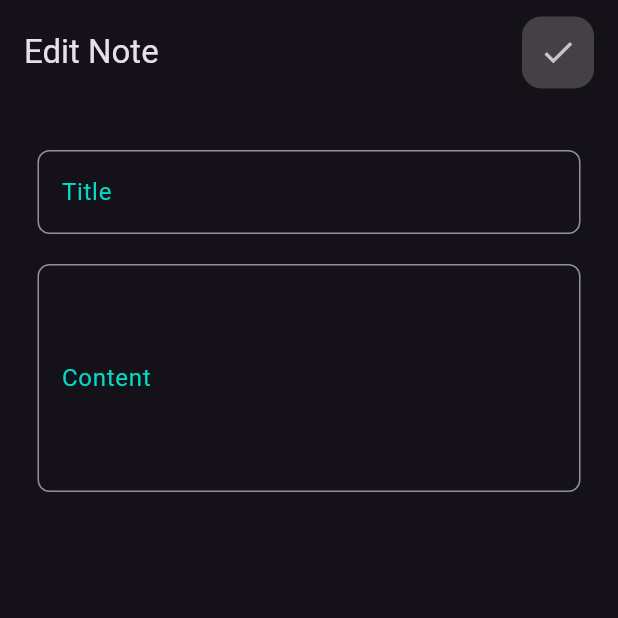
After one commit to joyanis-dev/note_app_flutter_bloc, a Flutter app: the screen it shows after launch, after a tap on "Note Title", on a phone screen of 412 x 824 dp, the top half of it. The commit adds this screen. Run offline on Flutter 3.47's test engine with Material 3 defaults, Android fonts, the light colour scheme and no system bars.

Commit message:
Refactor NotesView to use CustomAppBar; implement CustomIconButton with dynamic icon; add EditingNotesView and EditingBody for note editing functionality

```diff
--- /dev/null
+++ b/lib/views/editing_notes_view.dart
@@ -0,0 +1,19 @@
+import 'package:flutter/material.dart';
+import 'package:notes_app/widgets/custom_appbar.dart';
+import 'package:notes_app/widgets/custom_icon.dart';
+import 'package:notes_app/widgets/editing_body.dart';
+
+class EditingNotesView extends StatelessWidget {
+  const EditingNotesView({super.key});
+
+  @override
+  Widget build(BuildContext context) {
+    return Scaffold(
+      appBar: CustomAppBar(
+        title: 'Edit Note',
+        actions: [CustomIconButton(icon: Icons.check)],
+      ),
+      body: EditingBody(),
+    );
+  }
+}
--- a/lib/views/notes_view.dart
+++ b/lib/views/notes_view.dart
@@ -1,4 +1,5 @@
 import 'package:flutter/material.dart';
+import 'package:notes_app/widgets/custom_appbar.dart';
 import 'package:notes_app/widgets/custom_icon.dart';
 import 'package:notes_app/widgets/floating_action_button.dart';
 import 'package:notes_app/widgets/notes_body.dart';
@@ -10,10 +11,9 @@ class NotesView extends StatelessWidget {
   Widget build(BuildContext context) {
     return Scaffold(
       floatingActionButton: AddNoteFAB(),
-      appBar: AppBar(
-        title: const Text('Notes'),
-        toolbarHeight: 70,
-        actions: [CustomIconButton()],
+      appBar: CustomAppBar(
+        title: 'Notes',
+        actions: [CustomIconButton(icon: Icons.search)],
       ),
       body: NotesBody(),
     );
--- /dev/null
+++ b/lib/widgets/custom_appbar.dart
@@ -0,0 +1,25 @@
+import 'package:flutter/material.dart';
+
+class CustomAppBar extends StatelessWidget implements PreferredSizeWidget {
+  final String title;
+  final List<Widget>? actions;
+
+  const CustomAppBar({
+    super.key,
+    required this.title,
+    this.actions,
+  });
+
+  @override
+  Widget build(BuildContext context) {
+    return AppBar(
+      automaticallyImplyLeading: false,
+      title: Text(title),
+      toolbarHeight: 70,
+      actions: actions,
+    );
+  }
+
+  @override
+  Size get preferredSize => const Size.fromHeight(70);
+}
--- a/lib/widgets/custom_icon.dart
+++ b/lib/widgets/custom_icon.dart
@@ -1,8 +1,8 @@
 import 'package:flutter/material.dart';
 
 class CustomIconButton extends StatelessWidget {
-  const CustomIconButton({super.key});
-
+  const CustomIconButton({super.key , required this.icon});
+  final IconData icon;
   @override
   Widget build(BuildContext context) {
     return Padding(
@@ -14,7 +14,7 @@ class CustomIconButton extends StatelessWidget {
           borderRadius: BorderRadius.circular(13)
         ),
         child: IconButton(
-          icon: const Icon(Icons.search,size: 30,),
+          icon: Icon(icon, size: 25),
           onPressed: () {
             // Add your action here
           },
--- /dev/null
+++ b/lib/widgets/editing_body.dart
@@ -0,0 +1,23 @@
+import 'package:flutter/material.dart';
+import 'package:notes_app/widgets/custom_text_field.dart';
+
+class EditingBody extends StatelessWidget {
+  const EditingBody({
+    super.key,
+  });
+
+  @override
+  Widget build(BuildContext context) {
+    return Padding(
+      padding: const EdgeInsets.symmetric(horizontal: 25, vertical:30),
+      child: Column(
+        crossAxisAlignment: CrossAxisAlignment.start,
+        children: [
+          CustomTextField(labelText: 'Title'),
+          const SizedBox(height: 20),
+          CustomTextField(labelText: 'Content', maxLines: 5),
+        ],
+      ),
+    );
+  }
+}
--- a/lib/widgets/note_item.dart
+++ b/lib/widgets/note_item.dart
@@ -1,12 +1,20 @@
 import 'package:flutter/material.dart';
 import 'package:notes_app/constants/app_textstyles.dart';
+import 'package:notes_app/views/editing_notes_view.dart';
 
 class NoteItem extends StatelessWidget {
   const NoteItem({super.key});
 
   @override
   Widget build(BuildContext context) {
-    return Padding(
+    return GestureDetector(
+      onTap: () {
+        Navigator.push(
+          context,
+          MaterialPageRoute(builder: (context) => const EditingNotesView()),
+        );
+      },
+      child: Padding(
         padding: const EdgeInsets.only(bottom: 10),
         child: Container(
           padding: const EdgeInsets.only(
@@ -19,7 +27,7 @@ class NoteItem extends StatelessWidget {
             borderRadius: BorderRadius.circular(20),
             color: const Color(0xffFFCC80),
           ),
-          child:  Column(
+          child: Column(
             crossAxisAlignment: CrossAxisAlignment.end,
 
             children: [
@@ -36,9 +44,7 @@ class NoteItem extends StatelessWidget {
                 trailing: IconButton(
                   padding: EdgeInsets.zero,
                   icon: const Icon(Icons.delete, color: Colors.black, size: 30),
-                  onPressed: () {
-
-                  },
+                  onPressed: () {},
                 ),
               ),
               const SizedBox(height: 10),
@@ -49,6 +55,7 @@ class NoteItem extends StatelessWidget {
             ],
           ),
         ),
+      ),
     );
   }
 }
```
Lines whose indentation alone changed are shown as unchanged.
